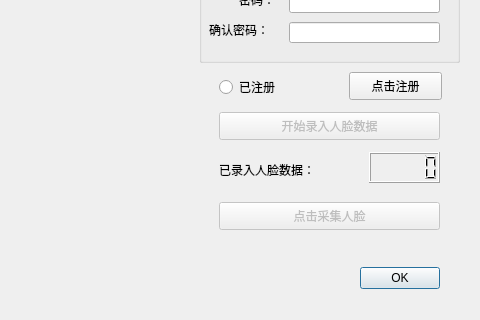
Qt form code/ui/signin.ui (RachelWealth/IoT-course-practice) before a commit; both pictures show x 401 to 881 and y 178 to 498 of the 881 by 498 pixel window.
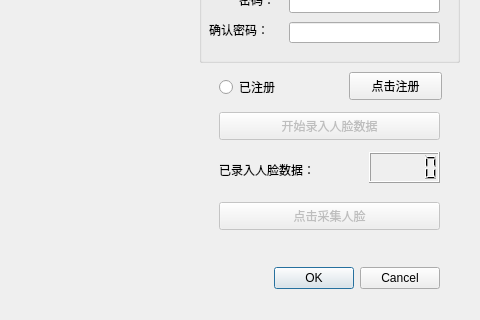
The same form after that commit.

Diff of the .ui file:
```diff
--- a/code/ui/signin.ui
+++ b/code/ui/signin.ui
@@ -26,7 +26,7 @@
     <enum>Qt::Horizontal</enum>
    </property>
    <property name="standardButtons">
-    <set>QDialogButtonBox::Ok</set>
+    <set>QDialogButtonBox::Cancel|QDialogButtonBox::Ok</set>
    </property>
   </widget>
   <widget class="QCheckBox" name="useExternalCameraCheckBox">
```
